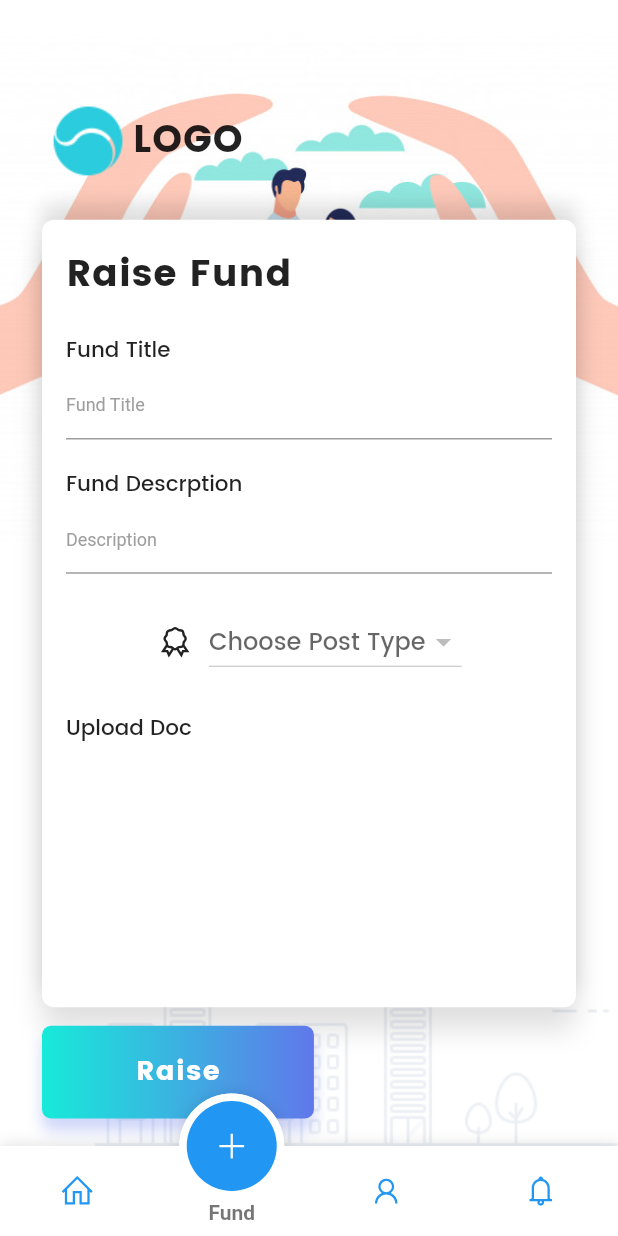
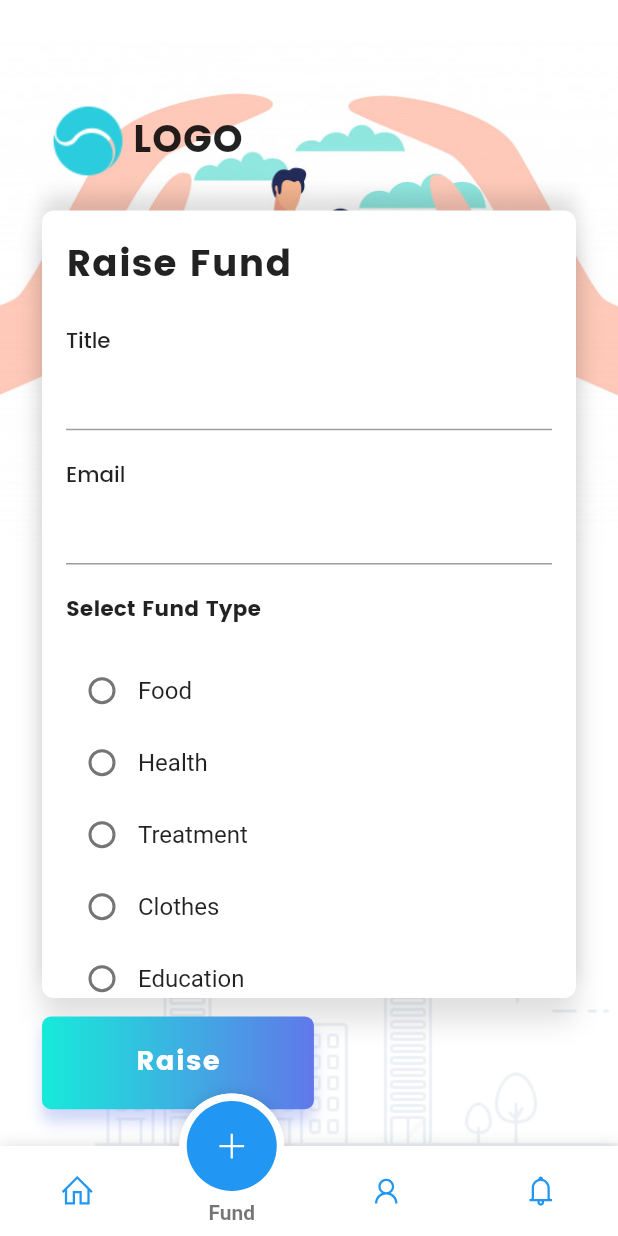
Before and after one commit to nobaab/iDonate, a Flutter app: the HomePage screen opened directly, item 2 of the bottom bar chosen, after a tap on "Raise", on a phone screen of 412 x 824 dp. Run offline on Flutter 3.47's test engine with Material 2 defaults, Android fonts, the phone set to English and light mode, and no system bars; drawn by our look-alikes of fancy_bottom_navigation; our stand-ins replace cloud_firestore, firebase_auth, flutter_screenutil, line_awesome_icons, progress_indicators; accounts and stored records are empty.

Commit message:
Post Saving Successfully

```diff
--- a/lib/Pages/HomePage.dart
+++ b/lib/Pages/HomePage.dart
@@ -14,8 +14,8 @@ class HomePage extends StatefulWidget {
 class _HomePageState extends State<HomePage> {
   int _selectedPage = 0;
   final _pageOption = [
-    MainHomePage(),
-    NewPost(),
+   MainHomePage(),
+    NewFund(),
     ProfilePage(),
     SettingPage(),
   ];
--- a/lib/Pages/NewPost.dart
+++ b/lib/Pages/NewPost.dart
@@ -1,51 +1,51 @@
 import 'package:cloud_firestore/cloud_firestore.dart';
 import 'package:flutter/material.dart';
 import 'package:flutter_screenutil/flutter_screenutil.dart';
-import 'package:idonate/Pages/HomePage.dart';
-import 'package:idonate/Utilities/constants.dart';
-import 'package:line_awesome_icons/line_awesome_icons.dart';
-import 'package:progress_indicators/progress_indicators.dart';
 
-class NewPost extends StatefulWidget {
+class NewFund extends StatefulWidget {
+  NewFund();
   @override
-  _NewPostState createState() => new _NewPostState();
+  _NewFundState createState() => _NewFundState();
 }
 
-class _NewPostState extends State<NewPost> {
-  var selectedCatagory;
-  final GlobalKey<FormState> _newPostFormKey = GlobalKey<FormState>();
+class _NewFundState extends State<NewFund> {
+  final GlobalKey<FormState> _fundFormKey = GlobalKey<FormState>();
 
-  TextEditingController newPostTitleController;
-  TextEditingController newPostDescController;
+  String postTile,postDetails;
 
-  @override
-  void initState() {
-    newPostTitleController = new TextEditingController();
-    newPostDescController = new TextEditingController();
-    super.initState();
+  getTaskName(posttitle){
+    this.postTile=posttitle;
+  }
+  getTaskDetails(postdetails){
+    this.postDetails=postdetails;
   }
 
-  void submiAndSavePost() {
-    // ignore: unrelated_type_equality_checks
-    if (newPostTitleController.text.isNotEmpty &&
-        newPostDescController.text.isNotEmpty) {
-      Firestore.instance
-          .collection("catagories")
-          .document().collection("posts")
-          .add({
-            "title": newPostDescController.text,
-            "description": newPostDescController.text
-          })
-          .then((result) => {
-                Navigator.pushReplacement(
-                    context,
-                    MaterialPageRoute(
-                      builder: (context) => HomePage(),
-                    ))
-              })
-          .catchError((err) => print(err));
+  int _myPostType = 0;
+  String postVal;
+  void _handleTaskType(int value) {
+    setState(() {
+      _myPostType = value;
+      switch (_myPostType) {
+        case 1:
+          postVal='food';
+          break;
+        case 2:
+          postVal='health';
+          break;
+        case 3:
+          postVal='treatment';
+          break;
+        case 4:
+          postVal='clothes';
+          break;
+        case 5:
+          postVal='education';
+          break;
       }
+    });
   }
+
+
 
   Widget radioButton(bool isSelected) => Container(
     width: 16.0,
@@ -73,14 +73,27 @@ class _NewPostState extends State<NewPost> {
     ),
   );
 
+  createFund(){
+    DocumentReference ds=Firestore.instance.collection('posts').document(postTile);
+    Map<String,dynamic> posts={
+      "posttile":postTile,
+      "postdetails":postDetails,
+      "posttype":postVal,
+    };
+
+    ds.setData(posts).whenComplete((){
+      print("posts updated");
+    });
+
+  }
   @override
   Widget build(BuildContext context) {
+
     ScreenUtil.instance = ScreenUtil.getInstance()..init(context);
     ScreenUtil.instance =
         ScreenUtil(width: 750, height: 1334, allowFontScaling: true);
-
     return Form(
-      key: _newPostFormKey,
+      key: _fundFormKey,
       child: Scaffold(
         backgroundColor: Colors.white,
         resizeToAvoidBottomPadding: true,
@@ -121,7 +134,7 @@ class _NewPostState extends State<NewPost> {
                       ],
                     ),
                     SizedBox(
-                      height: ScreenUtil.getInstance().setHeight(30),
+                      height: ScreenUtil.getInstance().setHeight(20),
                     ),
                     Container(
                       width: double.infinity,
@@ -154,112 +167,132 @@ class _NewPostState extends State<NewPost> {
                             SizedBox(
                               height: ScreenUtil.getInstance().setHeight(30),
                             ),
-                            Text("Fund Title",
+                            Text("Title",
                                 style: TextStyle(
                                     fontFamily: "Poppins-Medium",
                                     fontSize:
                                     ScreenUtil.getInstance().setSp(26))),
-                            TextFormField(
-                              decoration: InputDecoration(
-                                  hintText: "Fund Title",
-                                  hintStyle: TextStyle(
-                                      color: Colors.grey, fontSize: 12.0)),
-                              controller: newPostTitleController,
+                            TextField(
+                              keyboardType: TextInputType.multiline,
+                              maxLines: null,
+                              decoration: InputDecoration(),
+                              onChanged: (String name){
+                                getTaskName(name);
+                              },
                             ),
                             SizedBox(
                               height: ScreenUtil.getInstance().setHeight(30),
                             ),
-                            Text("Fund Descrption",
+                            Text("Email",
                                 style: TextStyle(
                                     fontFamily: "Poppins-Medium",
                                     fontSize:
                                     ScreenUtil.getInstance().setSp(26))),
-                            TextFormField(
-                              decoration: InputDecoration(
-                                  hintText: "Description",
-                                  hintStyle: TextStyle(
-                                      color: Colors.grey, fontSize: 12.0)),
-                              controller: newPostDescController,
+                            TextField(
+                              keyboardType: TextInputType.multiline,
+                              maxLines: null,
+                              decoration: InputDecoration(),
+                              onChanged: (String taskdetails){
+                                getTaskDetails(taskdetails);
+                              },
                             ),
+
                             SizedBox(
-                              height: ScreenUtil.getInstance().setHeight(35),
+                              height: ScreenUtil.getInstance().setHeight(30),
                             ),
-                            StreamBuilder<QuerySnapshot>(
-                                stream: Firestore.instance
-                                    .collection("catagories")
-                                    .snapshots(),
-                                // ignore: missing_return
-                                builder: (context, snapshot) {
-                                  if (!snapshot.hasData)
-                                    return Center(
-                                      child: JumpingDotsProgressIndicator(
-                                        fontSize: 25.0,
+                            Text("Select Fund Type",
+                                style: TextStyle(
+                                    fontFamily: "Poppins-Bold",
+                                    fontSize:
+                                    ScreenUtil.getInstance().setSp(26))),
+                            SizedBox(
+                              height: ScreenUtil.getInstance().setHeight(30),
                             ),
-                                    );
-                                  else {
-                                    List<DropdownMenuItem> catagoriesItems = [];
-                                    for (int i = 0;
-                                        i < snapshot.data.documents.length;
-                                        i++) {
-                                      DocumentSnapshot snap =
-                                          snapshot.data.documents[i];
-                                      catagoriesItems.add(
-                                        DropdownMenuItem(
-                                          child: Text(
-                                            snap.documentID,
+                            Column(
+                              mainAxisAlignment: MainAxisAlignment.center,
+                              children: <Widget>[
+                                Row(
+                                  mainAxisAlignment: MainAxisAlignment.start,
+                                  children: <Widget>[
+                                    Radio(
+                                      value: 1,
+                                      groupValue: _myPostType,
+                                      onChanged: _handleTaskType,
+                                      activeColor: Color(0xff4158ba),
+                                    ),
+                                    Text(
+                                      'Food',
+                                      style: TextStyle(fontSize: 16.0),
+                                    ),
+                                  ],
+                                ),
+                                Row(
+                                  mainAxisAlignment: MainAxisAlignment.start,
+                                  children: <Widget>[
+                                    Radio(
+                                      value: 2,
+                                      groupValue: _myPostType,
+                                      onChanged: _handleTaskType,
+                                      activeColor: Color(0xfffb537f),
+                                    ),
+                                    Text(
+                                      'Health',
                                       style: TextStyle(
-                                                fontFamily: "Poppins-Medium"),
-                                          ),
-                                          value: "${snap.documentID}",
-                                        ),
-                                      );
-                                    }
-                                    return Row(
-                                      mainAxisAlignment:
-                                          MainAxisAlignment.center,
-                                      children: <Widget>[
-                                        Icon(
-                                          LineAwesomeIcons.certificate,
-                                          size: 25.0,
-                                        ),
-                                        SizedBox(width: 10),
-                                        DropdownButton(
-                                          items: catagoriesItems,
-                                          onChanged: (catagoryValue) {
-                                            final snackBar = SnackBar(
-                                              content: Text(
-                                                'Selected PostType value is $catagoryValue',
-                                                style: TextStyle(
-                                                    fontFamily:
-                                                        "Poppins-Medium"),
-                                              ),
-                                            );
-                                            Scaffold.of(context)
-                                                .showSnackBar(snackBar);
-                                            setState(() {
-                                              selectedCatagory = catagoryValue;
-                                            });
-                                          },
-                                          value: selectedCatagory,
-                                          isExpanded: false,
-                                          hint: new Text(
-                                            "Choose Post Type",
-                                            style: TextStyle(
-                                                fontFamily: "Poppins-Medium"),
+                                        fontSize: 16.0,
                                       ),
                                     ),
                                   ],
-                                    );
-                                  }
-                                }),
-                            SizedBox(
-                              height: ScreenUtil.getInstance().setHeight(35),
                                 ),
-                            Text("Upload Doc",
-                                style: TextStyle(
-                                    fontFamily: "Poppins-Medium",
-                                    fontSize:
-                                        ScreenUtil.getInstance().setSp(26))),
+                                Row(
+                                  mainAxisAlignment: MainAxisAlignment.start,
+                                  children: <Widget>[
+                                    Radio(
+                                      value: 3,
+                                      groupValue: _myPostType,
+                                      onChanged: _handleTaskType,
+                                      activeColor: Color(0xff4caf50),
+                                    ),
+                                    Text(
+                                      'Treatment',
+                                      style: TextStyle(fontSize: 16.0),
+                                    ),
+                                  ],
+                                ),
+                                Row(
+                                  mainAxisAlignment: MainAxisAlignment.start,
+                                  children: <Widget>[
+                                    Radio(
+                                      value: 4,
+                                      groupValue: _myPostType,
+                                      onChanged: _handleTaskType,
+                                      activeColor: Color(0xff9962d0),
+                                    ),
+                                    Text(
+                                      'Clothes',
+                                      style: TextStyle(fontSize: 16.0),
+                                    ),
+                                  ],
+                                ),
+                                Row(
+                                  mainAxisAlignment: MainAxisAlignment.start,
+                                  children: <Widget>[
+                                    Radio(
+                                      value: 5,
+                                      groupValue: _myPostType,
+                                      onChanged: _handleTaskType,
+                                      activeColor: Color(0xff0dc8f5),
+                                    ),
+                                    Text(
+                                      'Education',
+                                      style: TextStyle(fontSize: 16.0),
+                                    ),
+                                  ],
+                                ),
+                              ],
+                            ),
+
+
+
                           ],
                         ),
                       ),
@@ -267,6 +300,7 @@ class _NewPostState extends State<NewPost> {
                     SizedBox(
                       height: ScreenUtil.getInstance().setHeight(20),
                     ),
+
                     Row(
                       mainAxisAlignment: MainAxisAlignment.spaceBetween,
                       children: <Widget>[
@@ -290,7 +324,7 @@ class _NewPostState extends State<NewPost> {
                               color: Colors.transparent,
                               child: InkWell(
                                 onTap: () {
-                                  submiAndSavePost();
+                                  createFund();
                                 },
                                 child: Center(
                                   child: Text("Raise",
@@ -315,4 +349,5 @@ class _NewPostState extends State<NewPost> {
       ),
     );
   }
+
 }
--- a/lib/Utilities/constants.dart
+++ b/lib/Utilities/constants.dart
@@ -3,7 +3,7 @@ import 'package:cloud_firestore/cloud_firestore.dart';
 final _firestore = Firestore.instance;
 
 final userRef = _firestore.collection('users');
-final userPosts = _firestore.collection('posts');
+final userPosts = _firestore.collection('catagories');
 final userHealth = _firestore.collection('posts').document('Health');
 final userEducation = _firestore.collection('posts').document('Education');
 final userTreatment = _firestore.collection('posts').document('Treatment');
@@ -12,7 +12,7 @@ final userCloth = _firestore.collection('posts').document('Clothes');
 
 class MainFields{
   static const String users= "users";
-  static const String posts = "posts";
+  static const String catagories = "catagories";
   static const String Health= "Health";
   static const String Education= "Education";
   static const String Treatment= "Treatment";
```
Also changed, not shown: lib/Models/post_model.dart (+34 -6 lines), lib/Pages/SplashPage.dart (added, +281 -0 lines), lib/data/post_data.dart (added, +41 -0 lines). Lines whose indentation alone changed are shown as unchanged.
